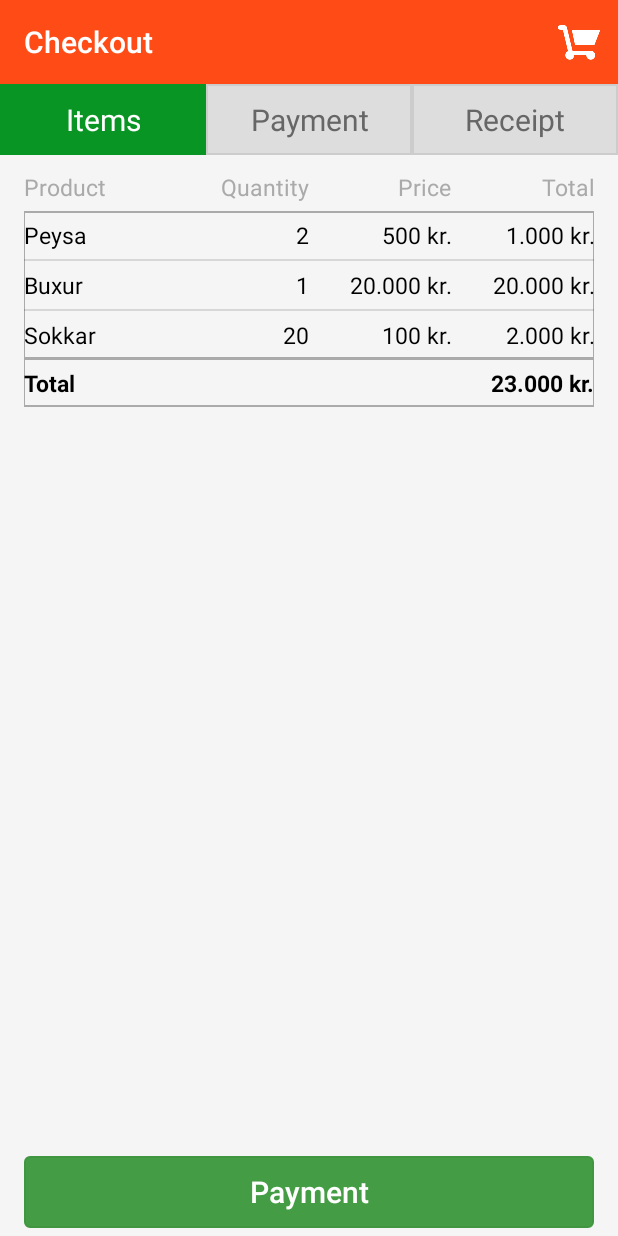
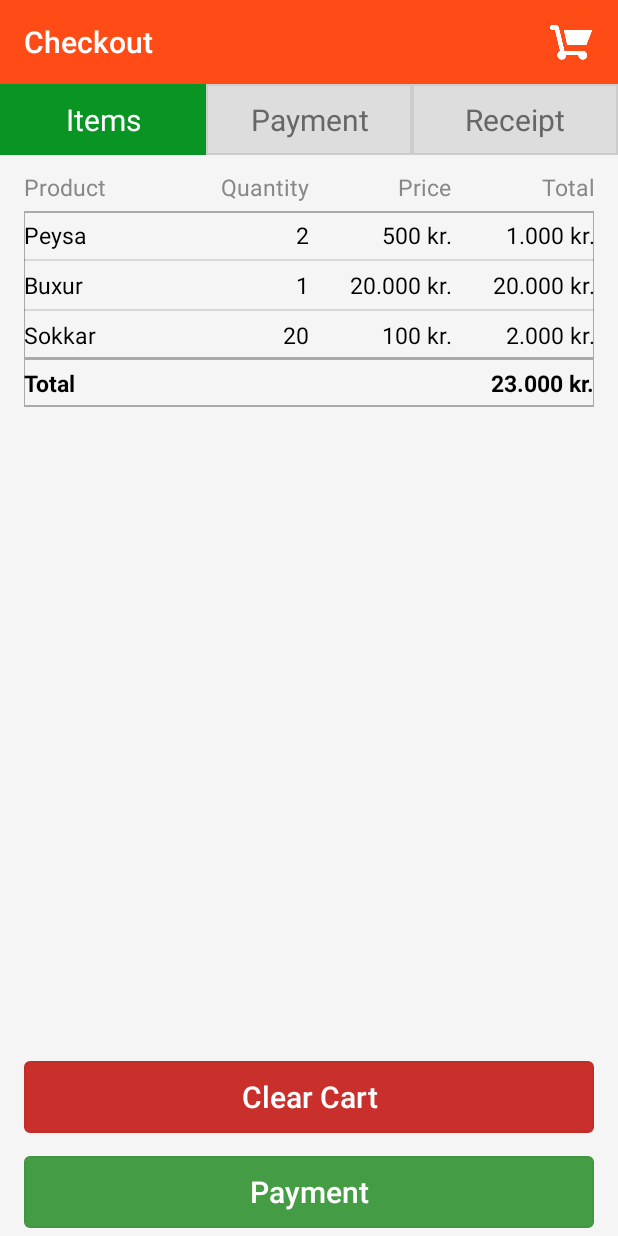
Before and after one commit to sindri55/SwipingApp, an Android app: the fragment CheckoutFragment placed in its activity, on a phone screen of 412 x 824 dp. Run offline under Robolectric (Android 15) with nearby library versions, the phone set to English and light mode, and no system bars; libraries missing offline, so code that uses them is left out: com.mikepenz.materialdrawer; 13 statements that could not run were skipped.

Commit message:
1) Cart button is only visible when items are in the cart 2) Added 'Clear Cart' button in Checkout fragment 3) Added Button.Danger style

```diff
--- a/app/src/main/java/com/example/swipingapp/adapters/ReceiptItemListAdapter.java
+++ b/app/src/main/java/com/example/swipingapp/adapters/ReceiptItemListAdapter.java
@@ -32,6 +32,15 @@ public class ReceiptItemListAdapter extends BaseAdapter {
         mItems = items;
 
         mFormatter = currency.getFormatter();
+    }
+
+    // endregion
+
+    // region Public functions
+
+    public void setItems(ArrayList<PaymentItemDTO> items) {
+        mItems = items;
+        notifyDataSetChanged();
     }
 
     // endregion
--- /dev/null
+++ b/app/src/main/java/com/example/swipingapp/customViews/button/CartButton.java
@@ -0,0 +1,85 @@
+package com.example.swipingapp.customViews.button;
+
+import android.content.Context;
+import android.content.SharedPreferences;
+import android.util.AttributeSet;
+import android.widget.ImageButton;
+
+import com.example.swipingapp.DTOs.payment.PaymentDTO;
+import com.example.swipingapp.services.cart.CartService;
+import com.example.swipingapp.services.cart.ICartService;
+
+public class CartButton extends ImageButton {
+
+    // region Properties
+
+    private ICartService mCartService;
+    private PaymentDTO mPaymentDto;
+
+    // endregion
+
+    // region UI references
+
+    private CartButton mCartButton;
+
+    // endregion
+
+    // region Constructors
+
+    public CartButton(Context context) {
+        super(context);
+        initialize();
+    }
+
+    public CartButton(Context context, AttributeSet attrs) {
+        super(context, attrs);
+        initialize();
+    }
+
+    public CartButton(Context context, AttributeSet attrs, int defStyleAttr) {
+        super(context, attrs, defStyleAttr);
+        initialize();
+    }
+
+    // endregion
+
+    // region Initialize
+
+    private void initialize() {
+        mCartButton = this;
+        mCartService = CartService.getInstance();
+
+        mCartService.setSharedPreferencesListener(new CartChangedListener());
+        mPaymentDto = mCartService.getCartItems();
+
+        updateView();
+    }
+
+    // endregion
+
+    // region Private functions
+
+    private void updateView() {
+        if(mPaymentDto.items.size() > 0) {
+            mCartButton.setVisibility(VISIBLE);
+        } else {
+            mCartButton.setVisibility(INVISIBLE);
+        }
+    }
+
+    // endregion
+
+    // region Listeners
+
+    private class CartChangedListener implements SharedPreferences.OnSharedPreferenceChangeListener {
+
+        @Override
+        public void onSharedPreferenceChanged(SharedPreferences sharedPreferences, String key) {
+            mPaymentDto = mCartService.getCartItems();
+
+            updateView();
+        }
+    }
+
+    // endregion
+}
--- a/app/src/main/java/com/example/swipingapp/fragments/payment/CheckoutFragment.java
+++ b/app/src/main/java/com/example/swipingapp/fragments/payment/CheckoutFragment.java
@@ -27,6 +27,7 @@ public class CheckoutFragment extends BaseFragment {
     // region Properties
 
     private ICartService mCartService;
+    private ReceiptItemListAdapter mReceiptItemListAdapter;
 
     // endregion
 
@@ -34,8 +35,22 @@ public class CheckoutFragment extends BaseFragment {
 
     private PaymentDTO mPaymentDto;
     private ListView mItemsListView;
+    private TextView mAmountTotalText;
+
     private Button mPaymentButton;
-    private TextView mAmountTotalText;
+    private Button mClearCartButton;
+
+    // endregion
+
+    // region Private functions
+
+    private void updateView() {
+        if(mReceiptItemListAdapter != null) {
+            mReceiptItemListAdapter.setItems(mPaymentDto.items);
+        }
+
+        mAmountTotalText.setText(mPaymentDto.getFormattedAmount());
+    }
 
     // endregion
 
@@ -57,12 +72,16 @@ public class CheckoutFragment extends BaseFragment {
         View view = inflater.inflate(R.layout.fragment_payment_checkout, container, false);
 
         mItemsListView = (ListView) view.findViewById(R.id.list_items);
+        mAmountTotalText = (TextView) view.findViewById(R.id.txt_amount_total);
         mPaymentButton = (Button) view.findViewById(R.id.btn_payment);
-        mAmountTotalText = (TextView) view.findViewById(R.id.txt_amount_total);
+        mClearCartButton = (Button) view.findViewById(R.id.btn_clear_cart);
 
+        mPaymentButton.setOnClickListener(new PaymentButtonClickListener());
+        mClearCartButton.setOnClickListener(new ClearCartButtonClickListener());
+
+        mReceiptItemListAdapter = new ReceiptItemListAdapter(getActivity().getApplicationContext(), mPaymentDto.items, mPaymentDto.currency);
         mAmountTotalText.setText(mPaymentDto.getFormattedAmount());
-        mPaymentButton.setOnClickListener(new PaymentButtonClickListener());
-        mItemsListView.setAdapter(new ReceiptItemListAdapter(getActivity().getApplicationContext(), mPaymentDto.items, mPaymentDto.currency));
+        mItemsListView.setAdapter(mReceiptItemListAdapter);
 
         return view;
     }
@@ -76,16 +95,28 @@ public class CheckoutFragment extends BaseFragment {
 
     // region Listeners
 
+    private class ClearCartButtonClickListener implements Button.OnClickListener {
+
+        @Override
+        public void onClick(View v) {
+            mCartService.clearCart();
+            mPaymentDto = mCartService.getCartItems();
+
+            updateView();
+        }
+    }
+
     private class PaymentButtonClickListener implements Button.OnClickListener {
 
         @Override
         public void onClick(View v) {
-            // TODO: Fix so that only the main content slides, not the step indicators, attach them to the header layout?
-            FragmentTransaction fragmentTransaction = mFragmentManager.beginTransaction();
-            fragmentTransaction.setCustomAnimations(R.anim.slide_out_left, R.anim.slide_in_right, R.anim.slide_in_left, R.anim.slide_out_right);
-            fragmentTransaction.replace(R.id.fragment_container, PaymentFragment.newInstance(mPaymentDto, TAG), PaymentFragment.TAG);
-            fragmentTransaction.addToBackStack(PaymentFragment.TAG);
-            fragmentTransaction.commit();
+            if(mPaymentDto.items.size() > 0) {
+                FragmentTransaction fragmentTransaction = mFragmentManager.beginTransaction();
+                fragmentTransaction.setCustomAnimations(R.anim.slide_out_left, R.anim.slide_in_right, R.anim.slide_in_left, R.anim.slide_out_right);
+                fragmentTransaction.replace(R.id.fragment_container, PaymentFragment.newInstance(mPaymentDto, TAG), PaymentFragment.TAG);
+                fragmentTransaction.addToBackStack(PaymentFragment.TAG);
+                fragmentTransaction.commit();
+            }
         }
     }
 
--- a/app/src/main/java/com/example/swipingapp/services/cart/CartService.java
+++ b/app/src/main/java/com/example/swipingapp/services/cart/CartService.java
@@ -23,6 +23,7 @@ public class CartService implements ICartService {
     private static ICartService mInstance;
     private static Gson mGson;
     private static SharedPreferences mSharedPreferences;
+    private static SharedPreferences.OnSharedPreferenceChangeListener mSharedPreferencesListener;
 
     // endregion
 
@@ -74,11 +75,6 @@ public class CartService implements ICartService {
     public void addToCart(PaymentItemDTO paymentItem) {
         PaymentDTO paymentDto = getCartItems();
 
-        if(paymentDto == null) {
-            // TODO: This needs some rethinking
-            paymentDto = new PaymentDTO(new ArrayList<PaymentItemDTO>(), Currency.ICELANDIC_KRONA);
-        }
-
         paymentDto.items.add(paymentItem);
 
         SharedPreferences.Editor editor = mSharedPreferences.edit();
@@ -89,9 +85,7 @@ public class CartService implements ICartService {
     public void removeFromCart(PaymentItemDTO paymentItem) {
         PaymentDTO paymentDto = getCartItems();
 
-        if(paymentDto != null) {
-            paymentDto.items.remove(paymentItem);
-        }
+        paymentDto.items.remove(paymentItem);
 
         SharedPreferences.Editor editor = mSharedPreferences.edit();
         editor.putString("items", mGson.toJson(paymentDto)).apply();
@@ -103,5 +97,12 @@ public class CartService implements ICartService {
         editor.putString("items", null).apply();
     }
 
+    @Override
+    public void setSharedPreferencesListener(SharedPreferences.OnSharedPreferenceChangeListener listener) {
+        mSharedPreferencesListener = listener;
+
+        mSharedPreferences.registerOnSharedPreferenceChangeListener(mSharedPreferencesListener);
+    }
+
     // endregion
 }
--- a/app/src/main/java/com/example/swipingapp/services/cart/ICartService.java
+++ b/app/src/main/java/com/example/swipingapp/services/cart/ICartService.java
@@ -1,4 +1,6 @@
 package com.example.swipingapp.services.cart;
+
+import android.content.SharedPreferences;
 
 import com.example.swipingapp.DTOs.payment.PaymentDTO;
 import com.example.swipingapp.DTOs.payment.PaymentItemDTO;
@@ -7,10 +9,12 @@ public interface ICartService {
 
     // region Public functions
 
-    public PaymentDTO getCartItems();
-    public void addToCart(PaymentItemDTO paymentItem);
-    public void removeFromCart(PaymentItemDTO paymentItem);
-    public void clearCart();
+    PaymentDTO getCartItems();
+    void addToCart(PaymentItemDTO paymentItem);
+    void removeFromCart(PaymentItemDTO paymentItem);
+    void clearCart();
+
+    void setSharedPreferencesListener(SharedPreferences.OnSharedPreferenceChangeListener listener);
 
     // endregion
 }
--- /dev/null
+++ b/app/src/main/res/drawable/button_danger.xml
@@ -0,0 +1,24 @@
+<?xml version="1.0" encoding="utf-8"?>
+<selector xmlns:android="http://schemas.android.com/apk/res/android">
+    <item android:state_pressed="true">
+        <shape android:shape="rectangle">
+            <solid android:color="@color/button_danger_background_pressed" />
+            <corners android:radius="@dimen/button_corner_radius" />
+            <stroke android:width="@dimen/button_border_width" android:color="@color/button_danger_border_pressed" />
+        </shape>
+    </item>
+    <item android:state_enabled="false">
+        <shape android:shape="rectangle">
+            <solid android:color="@color/button_danger_background_disabled" />
+            <corners android:radius="@dimen/button_corner_radius" />
+            <stroke android:width="@dimen/button_border_width" android:color="@color/button_danger_border_disabled" />
+        </shape>
+    </item>
+    <item>
+        <shape android:shape="rectangle">
+            <solid android:color="@color/button_danger_background" />
+            <corners android:radius="@dimen/button_corner_radius" />
+            <stroke android:width="@dimen/button_border_width" android:color="@color/button_danger_border" />
+        </shape>
+    </item>
+</selector>
--- a/app/src/main/res/layout/fragment_payment_checkout.xml
+++ b/app/src/main/res/layout/fragment_payment_checkout.xml
@@ -49,32 +49,32 @@
                 android:layout_width="0dp"
                 android:layout_height="match_parent"
                 android:layout_weight="0.3"
-                android:textColor="@color/gray_dark"
-                android:text="@string/fragment_payment_receipt_table_header_product"/>
+                android:textColor="@color/list_header_text"
+                android:text="@string/fragment_payment_receipt_list_header_product"/>
 
             <TextView style="@style/Text.Small"
                 android:layout_width="0dp"
                 android:layout_height="match_parent"
                 android:layout_weight="0.2"
                 android:gravity="end"
-                android:textColor="@color/gray_dark"
-                android:text="@string/fragment_payment_receipt_table_header_quantity"/>
+                android:textColor="@color/list_header_text"
+                android:text="@string/fragment_payment_receipt_list_header_quantity"/>
 
             <TextView style="@style/Text.Small"
                 android:layout_width="0dp"
                 android:layout_height="match_parent"
                 android:layout_weight="0.25"
                 android:gravity="end"
-                android:textColor="@color/gray_dark"
-                android:text="@string/fragment_payment_receipt_table_header_price"/>
+                android:textColor="@color/list_header_text"
+                android:text="@string/fragment_payment_receipt_list_header_price"/>
 
             <TextView style="@style/Text.Small"
                 android:layout_width="0dp"
                 android:layout_height="match_parent"
                 android:layout_weight="0.25"
                 android:gravity="end"
-                android:textColor="@color/gray_dark"
-                android:text="@string/fragment_payment_receipt_table_header_total"/>
+                android:textColor="@color/list_header_text"
+                android:text="@string/fragment_payment_receipt_list_header_total"/>
 
         </LinearLayout>
 
@@ -114,13 +114,20 @@
         android:id="@+id/btn_container"
         android:layout_width="match_parent"
         android:layout_height="wrap_content"
+        android:orientation="vertical"
         android:layout_alignParentBottom="true">
+
+        <Button style="@style/Button.Danger"
+            android:id="@+id/btn_clear_cart"
+            android:layout_width="match_parent"
+            android:layout_height="wrap_content"
+            android:layout_marginTop="0dp"
+            android:text="@string/fragment_payment_checkout_btn_clear_cart"/>
 
         <Button style="@style/Button.Success"
             android:id="@+id/btn_payment"
             android:layout_width="match_parent"
             android:layout_height="wrap_content"
-            android:layout_marginTop="0dp"
             android:text="@string/fragment_payment_checkout_btn_payment"/>
 
     </LinearLayout>
--- a/app/src/main/res/layout/fragment_payment_receipt.xml
+++ b/app/src/main/res/layout/fragment_payment_receipt.xml
@@ -120,32 +120,32 @@
                     android:layout_width="0dp"
                     android:layout_height="match_parent"
                     android:layout_weight="0.3"
-                    android:textColor="@color/gray_dark"
-                    android:text="@string/fragment_payment_receipt_table_header_product"/>
+                    android:textColor="@color/list_header_text"
+                    android:text="@string/fragment_payment_receipt_list_header_product"/>
 
                 <TextView style="@style/Text.Small"
                     android:layout_width="0dp"
                     android:layout_height="match_parent"
                     android:layout_weight="0.2"
                     android:gravity="end"
-                    android:textColor="@color/gray_dark"
-                    android:text="@string/fragment_payment_receipt_table_header_quantity"/>
+                    android:textColor="@color/list_header_text"
+                    android:text="@string/fragment_payment_receipt_list_header_quantity"/>
 
                 <TextView style="@style/Text.Small"
                     android:layout_width="0dp"
                     android:layout_height="match_parent"
                     android:layout_weight="0.25"
                     android:gravity="end"
-                    android:textColor="@color/gray_dark"
-                    android:text="@string/fragment_payment_receipt_table_header_price"/>
+                    android:textColor="@color/list_header_text"
+                    android:text="@string/fragment_payment_receipt_list_header_price"/>
 
                 <TextView style="@style/Text.Small"
                     android:layout_width="0dp"
                     android:layout_height="match_parent"
                     android:layout_weight="0.25"
                     android:gravity="end"
-                    android:textColor="@color/gray_dark"
-                    android:text="@string/fragment_payment_receipt_table_header_total"/>
+                    android:textColor="@color/list_header_text"
+                    android:text="@string/fragment_payment_receipt_list_header_total"/>
 
             </LinearLayout>
 
--- a/app/src/main/res/layout/toolbar.xml
+++ b/app/src/main/res/layout/toolbar.xml
@@ -7,15 +7,11 @@
     android:fitsSystemWindows="true"
     android:background="?attr/colorPrimaryDark">
 
-    <ImageButton
+    <com.example.swipingapp.customViews.button.CartButton style="@style/ImageButton.Cart"
         android:id="@+id/btn_cart"
         android:layout_width="wrap_content"
         android:layout_height="wrap_content"
         android:src="@drawable/ic_action_cart_white"
-        android:background="@color/transparent"
-        android:layout_gravity="end"
-        android:layout_marginEnd="10dp"
-        android:layout_marginRight="10dp"
         android:contentDescription="@string/content_description_image_cart" />
 
 </android.support.v7.widget.Toolbar>
--- /dev/null
+++ b/app/src/main/res/values-v17/styles.xml
@@ -0,0 +1,9 @@
+<?xml version="1.0" encoding="utf-8"?>
+<resources>
+
+    <style name="ImageButton.Cart">
+        <item name="android:layout_gravity">end</item>
+        <item name="android:layout_marginEnd">@dimen/image_button_cart_margin_right</item>
+        <item name="android:layout_marginRight">@dimen/image_button_cart_margin_right</item>
+    </style>
+</resources>
--- a/app/src/main/res/values/colors.xml
+++ b/app/src/main/res/values/colors.xml
@@ -68,6 +68,14 @@
     <color name="button_success_border_pressed">#2d672d</color>
     <color name="button_success_border_disabled">#5cb85c</color>
 
+    <color name="button_danger_background">#c9302c</color>
+    <color name="button_danger_background_pressed">#ac2925</color>
+    <color name="button_danger_background_disabled">#d9534f</color>
+    <color name="button_danger_text">@color/white</color>
+    <color name="button_danger_border">#c12e2a</color>
+    <color name="button_danger_border_pressed">#8b211e</color>
+    <color name="button_danger_border_disabled">#d9534f</color>
+
     <color name="button_change_background">#ff7f24</color>
     <color name="button_change_background_pressed">#e6661f</color>
     <color name="button_change_background_disabled">#ff9232</color>
@@ -91,6 +99,9 @@
     <color name="button_amount_spinner_border">@color/gray</color>
     <color name="button_amount_spinner_border_pressed">@color/gray_dark</color>
     <color name="button_amount_spinner_text">@color/black_lighter</color>
+
+    <!-- Image buttons -->
+    <color name="image_button_background">@color/transparent</color>
 
     <!-- Inputs -->
     <color name="input_text">#55595c</color>
@@ -130,4 +141,7 @@
 
     <!-- Borders -->
     <color name="border_default">@color/gray_dark</color>
+
+    <!-- List views -->
+    <color name="list_header_text">@color/gray_darker</color>
 </resources>
--- a/app/src/main/res/values/dimens.xml
+++ b/app/src/main/res/values/dimens.xml
@@ -39,6 +39,9 @@
     <dimen name="button_amount_spinner_decrement_text_size">@dimen/text_size_xLarge</dimen>
     <dimen name="button_amount_spinner_increment_text_size">@dimen/text_size_default</dimen>
 
+    <!-- Image buttons -->
+    <dimen name="image_button_cart_margin_right">15dp</dimen>
+
     <!-- Inputs -->
     <dimen name="input_layout_height">50dp</dimen>
     <dimen name="input_padding_left">10dp</dimen>
--- a/app/src/main/res/values/strings.xml
+++ b/app/src/main/res/values/strings.xml
@@ -49,6 +49,7 @@
 
     <string name="fragment_payment_checkout_title">Checkout</string>
     <string name="fragment_payment_checkout_btn_payment">Payment</string>
+    <string name="fragment_payment_checkout_btn_clear_cart">Clear Cart</string>
 
     <string name="fragment_payment_payment_title">Payment</string>
     <string name="fragment_payment_payment_txt_amount">Amount</string>
@@ -63,10 +64,10 @@
     <string name="fragment_payment_payment_error_payment_failed_message">You are broke</string>
 
     <string name="fragment_payment_receipt_title">Receipt</string>
-    <string name="fragment_payment_receipt_table_header_product">Product</string>
-    <string name="fragment_payment_receipt_table_header_quantity">Quantity</string>
-    <string name="fragment_payment_receipt_table_header_price">Price</string>
-    <string name="fragment_payment_receipt_table_header_total">Total</string>
+    <string name="fragment_payment_receipt_list_header_product">Product</string>
+    <string name="fragment_payment_receipt_list_header_quantity">Quantity</string>
+    <string name="fragment_payment_receipt_list_header_price">Price</string>
+    <string name="fragment_payment_receipt_list_header_total">Total</string>
     <string name="fragment_payment_receipt_txt_total">Total</string>
     <string name="fragment_payment_receipt_btn_send_receipt">Send Receipt</string>
 
--- a/app/src/main/res/values/styles.xml
+++ b/app/src/main/res/values/styles.xml
@@ -87,7 +87,10 @@
         <item name="android:background">@drawable/button_success</item>
         <item name="android:textColor">@color/button_success_text</item>
     </style>
-
+    <style name="Button.Danger">
+        <item name="android:background">@drawable/button_danger</item>
+        <item name="android:textColor">@color/button_danger_text</item>
+    </style>
     <style name="Button.Change">
         <item name="android:background">@drawable/button_change</item>
         <item name="android:textColor">@color/button_change_text</item>
@@ -122,6 +125,15 @@
         <item name="android:layout_margin">10dp</item>
         <item name="android:background">@drawable/circle</item>
         <item name="android:textSize">35sp</item>
+    </style>
+
+    <!-- Image buttons -->
+    <style name="ImageButton">
+        <item name="android:background">@color/image_button_background</item>
+    </style>
+    <style name="ImageButton.Cart">
+        <item name="android:layout_gravity">end</item>
+        <item name="android:layout_marginRight">@dimen/image_button_cart_margin_right</item>
     </style>
 
     <!-- Inputs -->
```
